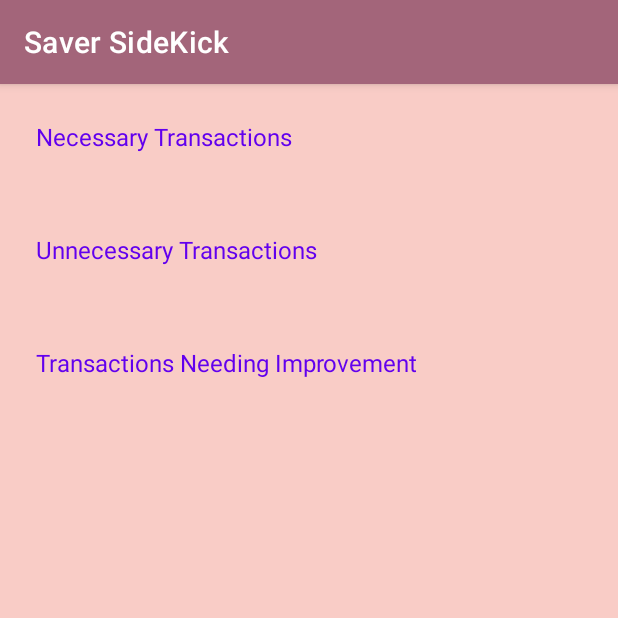
After one commit to tzg4759/Saver_Sidekick, an Android app: the ShowCategorizedPayments screen opened directly, with no data from a screen before it, on a phone screen of 412 x 824 dp, the top half of it. The commit adds this screen. Run offline under Robolectric (Android 15) with nearby library versions, the phone set to English and light mode, and no system bars; 2 statements that could not run were skipped.

Commit message:
add pinpointPayment and ShowCategorizedPayments activities
it allows the user to view all the previous expenses which uploaded through cvs file and then allow the user to pinpoint the expense with different options, after that the chosen option will displayed alongside the memo. if the user want to view categorized payments, can click the view pinpointed payments by label button which will display them all the pinpointed expense sorted by options.

```diff
--- /dev/null
+++ b/SaverSidekick/app/src/main/java/com/example/saversidekick/ShowCategorizedPayments.java
@@ -0,0 +1,52 @@
+package com.example.saversidekick;
+
+import androidx.appcompat.app.AppCompatActivity;
+
+import android.os.Bundle;
+import android.widget.TextView;
+
+import java.util.ArrayList;
+
+public class ShowCategorizedPayments extends AppCompatActivity {
+    private ArrayList<Transaction> necessaryTransactions;
+    private ArrayList<Transaction> unnecessaryTransactions;
+    private ArrayList<Transaction> improvementTransactions;
+
+    @Override
+    protected void onCreate(Bundle savedInstanceState) {
+        super.onCreate(savedInstanceState);
+        setContentView(R.layout.activity_show_categorized_payments);
+        necessaryTransactions = getIntent().getParcelableArrayListExtra("necessaryTransactions");
+        unnecessaryTransactions = getIntent().getParcelableArrayListExtra("unnecessaryTransactions");
+        improvementTransactions = getIntent().getParcelableArrayListExtra("improvementTransactions");
+
+        displayCategorizedTransactions();
+    }
+
+    private void displayCategorizedTransactions() {
+        TextView necessaryTitleTextView = findViewById(R.id.necessaryTitleTextView);
+        TextView necessaryTextView = findViewById(R.id.necessaryTextView);
+        necessaryTitleTextView.setText("Necessary Transactions");
+        necessaryTextView.setText(getTransactionsSummary(necessaryTransactions));
+
+        TextView unnecessaryTitleTextView = findViewById(R.id.unnecessaryTitleTextView);
+        TextView unnecessaryTextView = findViewById(R.id.unnecessaryTextView);
+        unnecessaryTitleTextView.setText("Unnecessary Transactions");
+        unnecessaryTextView.setText(getTransactionsSummary(unnecessaryTransactions));
+
+        TextView improvementTitleTextView = findViewById(R.id.improvementTitleTextView);
+        TextView improvementTextView = findViewById(R.id.improvementTextView);
+        improvementTitleTextView.setText("Transactions Needing Improvement");
+        improvementTextView.setText(getTransactionsSummary(improvementTransactions));
+    }
+
+    private String getTransactionsSummary(ArrayList<Transaction> transactions) {
+        StringBuilder summary = new StringBuilder();
+
+        for (Transaction t : transactions) {
+            summary.append(t.getMemo()).append("\n");
+        }
+
+        return summary.toString();
+    }
+}
--- /dev/null
+++ b/SaverSidekick/app/src/main/res/layout/activity_show_categorized_payments.xml
@@ -0,0 +1,57 @@
+<?xml version="1.0" encoding="utf-8"?>
+<LinearLayout xmlns:android="http://schemas.android.com/apk/res/android"
+    xmlns:tools="http://schemas.android.com/tools"
+    android:layout_width="match_parent"
+    android:layout_height="match_parent"
+    android:gravity="center_horizontal"
+    android:orientation="vertical"
+    android:background="#F9CCC6"
+    android:padding="16dp"
+    tools:context=".ShowCategorizedPayments">
+
+    <TextView
+        android:id="@+id/necessaryTitleTextView"
+        android:layout_width="match_parent"
+        android:layout_height="wrap_content"
+        android:textSize="16sp"
+        android:textColor="@color/purple_500"
+        android:padding="8dp" />
+
+    <TextView
+        android:id="@+id/necessaryTextView"
+        android:layout_width="match_parent"
+        android:layout_height="wrap_content"
+        android:textSize="15sp"
+        android:padding="8dp" />
+
+    <TextView
+        android:id="@+id/unnecessaryTitleTextView"
+        android:layout_width="match_parent"
+        android:layout_height="wrap_content"
+        android:textSize="16sp"
+        android:textColor="@color/purple_500"
+        android:padding="8dp" />
+
+    <TextView
+        android:id="@+id/unnecessaryTextView"
+        android:layout_width="match_parent"
+        android:layout_height="wrap_content"
+        android:textSize="15sp"
+        android:padding="8dp" />
+
+    <TextView
+        android:id="@+id/improvementTitleTextView"
+        android:layout_width="match_parent"
+        android:layout_height="wrap_content"
+        android:textSize="16sp"
+        android:textColor="@color/purple_500"
+        android:padding="8dp" />
+
+    <TextView
+        android:id="@+id/improvementTextView"
+        android:layout_width="match_parent"
+        android:layout_height="wrap_content"
+        android:textSize="15sp"
+        android:padding="8dp" />
+
+</LinearLayout>
--- a/SaverSidekick/app/src/main/res/values/strings.xml
+++ b/SaverSidekick/app/src/main/res/values/strings.xml
@@ -74,5 +74,11 @@
     <string name="income_cancel">Cancel</string>
     <string name="add_into_total_income">Add into total income</string>
     <string name="check_payment">Check Payment</string>
+    <string-array name="pinpoint_options">
+        <item>Necessary</item>
+        <item>Unnecessary</item>
+        <item>Needs Improvement</item>
+
+    </string-array>
 
 </resources>
```
Also changed, not shown: SaverSidekick/app/src/main/AndroidManifest.xml (+9 -4 lines), SaverSidekick/app/src/main/java/com/example/saversidekick/CheckPeriodPayment.java (+18 -3 lines), SaverSidekick/app/src/main/java/com/example/saversidekick/HomePageActivity.java (+9 -0 lines), SaverSidekick/app/src/main/java/com/example/saversidekick/PinpointPayment.java (added, +112 -0 lines), SaverSidekick/app/src/main/java/com/example/saversidekick/Transaction.java (+44 -1 lines), SaverSidekick/app/src/main/res/layout/activity_check_period_payment.xml (+4 -4 lines), SaverSidekick/app/src/main/res/layout/activity_home_page.xml (+10 -0 lines), SaverSidekick/app/src/main/res/layout/activity_pinpoint_payment.xml (added, +47 -0 lines), 1 other file.
